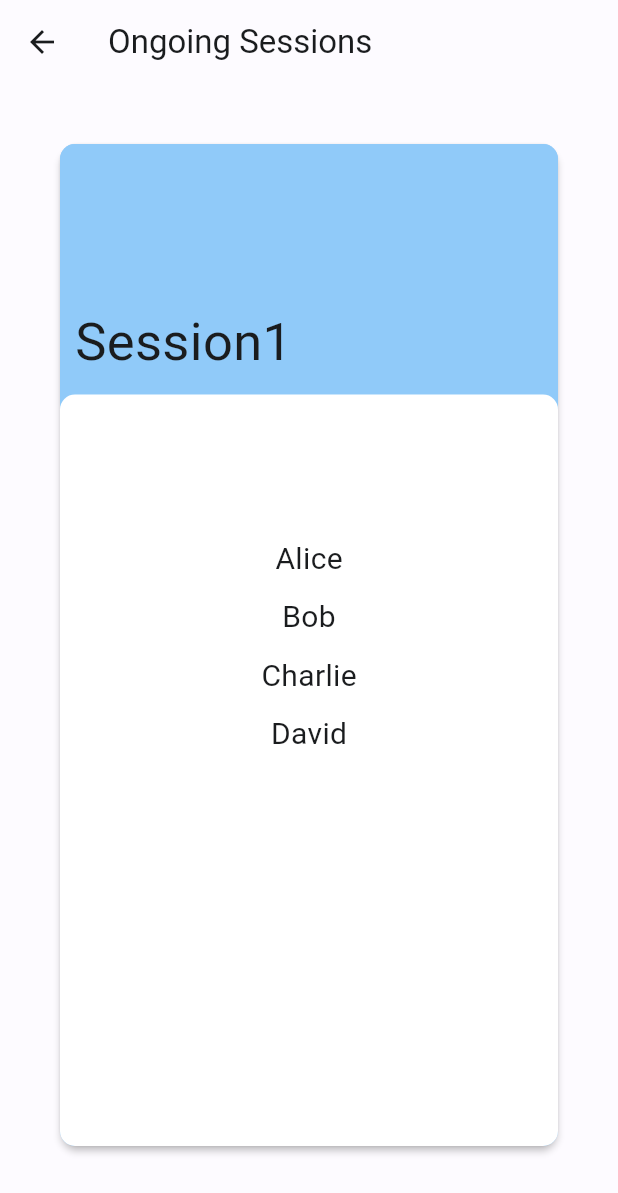
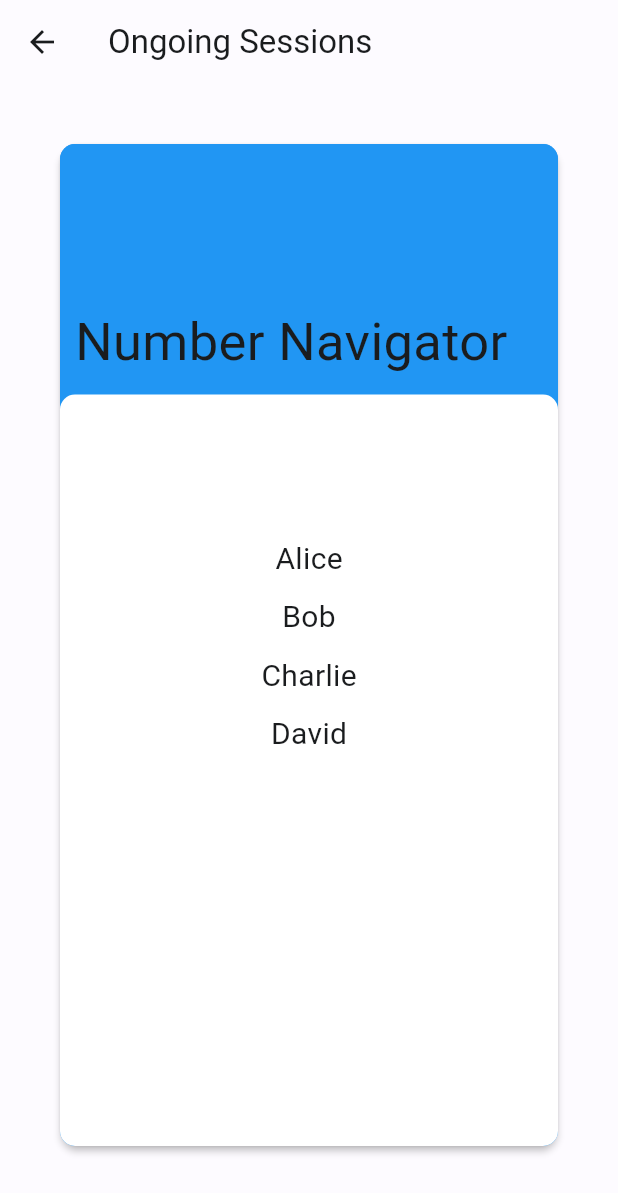
Before and after one commit to TeamNakamuradev/StudyR, a Flutter app: the Swiper screen opened directly, on a phone screen of 412 x 824 dp. Shown: the top 1193 px of the screen. Run offline on Flutter 3.47's test engine with Material 3 defaults, Android fonts, the phone set to English and light mode, and no system bars; drawn by our look-alikes of swipe_cards; our stand-ins replace dash_chat_2, file_picker, flutter_swiper_null_safety, jwt_decoder, pdf, shared_preferences; accounts and stored records are empty.

Commit message:
Update session names and colors

```diff
--- a/lib/screens/info.dart
+++ b/lib/screens/info.dart
@@ -79,39 +79,41 @@
 //   ));
 // }
 
-
-
 import 'package:flutter/material.dart';
 
 class CommunityInfoPage extends StatelessWidget {
   final List<Map<String, dynamic>> communities = [
     {
       'name': 'Computer Science',
-      'description': 'A community for computer science enthusiasts. Share your knowledge, ask questions, and discuss the latest trends in computer science.',
+      'description':
+          'A community for computer science enthusiasts. Share your knowledge, ask questions, and discuss the latest trends in computer science.',
       'admin': ['AdminUser1'],
       'users': ['User1', 'User2', 'User3'],
       'sessions': [
         {'name': 'Session1'},
         {'name': 'Session2'},
+        {'name': 'Session3'},
+        {'name': 'Session4'},
+        {'name': 'Session5'},
+        {'name': 'Session6'}
       ],
       'icon': Icons.computer,
-
     },
     {
       'name': 'Number Navigators',
-      'description': 'A community for mathematics enthusiasts. Explore the beauty of numbers, solve challenging problems, and discuss mathematical concepts with like-minded individuals.',
+      'description':
+          'A community for mathematics enthusiasts. Explore the beauty of numbers, solve challenging problems, and discuss mathematical concepts with like-minded individuals.',
       'admin': ['AdminUser2'],
       'users': ['User4', 'User5'],
       'icon': Icons.calculate,
-
     },
     {
       'name': 'Physics Enthusiasts',
-      'description': 'A community for those passionate about the study of matter, energy, and the interaction between them.',
+      'description':
+          'A community for those passionate about the study of matter, energy, and the interaction between them.',
       'admin': ['AdminUser3'],
       'users': ['User6', 'User7'],
       'icon': Icons.science,
-
     },
     {
       'name': 'Biology Buffs',
@@ -119,31 +121,30 @@ class CommunityInfoPage extends StatelessWidget {
       'admin': ['AdminUser4'],
       'users': ['User8', 'User9'],
       'icon': Icons.bug_report,
-
     },
     {
       'name': 'Chemistry Club',
-      'description':'A community for those interested in the study of the properties and behaviors of matter.',
+      'description':
+          'A community for those interested in the study of the properties and behaviors of matter.',
       'admin': ['AdminUser5'],
       'users': ['User10', 'User11'],
       'icon': Icons.science,
-
     },
     {
       'name': 'Astronomy Admriers',
-      'description': 'A community for those fascinated by the study of celestial objects, space, and the physical universe.',
+      'description':
+          'A community for those fascinated by the study of celestial objects, space, and the physical universe.',
       'admin': ['AdminUser6'],
       'users': ['User12', 'User13'],
       'icon': Icons.nights_stay,
-
     },
     {
-      'name':'cultural clubs',
-      'description': 'A community for cultural enthusiasts. Join us to celebrate and share cultural diversity through various events, discussions, and activities.',
-      'admin':['AdminUser7'],
-      'users':['User14','User15'],
-      'icon':Icons.emoji_events,
-
+      'name': 'cultural clubs',
+      'description':
+          'A community for cultural enthusiasts. Join us to celebrate and share cultural diversity through various events, discussions, and activities.',
+      'admin': ['AdminUser7'],
+      'users': ['User14', 'User15'],
+      'icon': Icons.emoji_events,
     }
   ];
 
@@ -151,10 +152,12 @@ class CommunityInfoPage extends StatelessWidget {
   Widget build(BuildContext context) {
     return Scaffold(
       appBar: AppBar(
-        title: Text('Community Info',style: TextStyle(color: Colors.black,fontSize: 20,fontWeight: FontWeight.bold),
-
-      ),
-      centerTitle: true,
+        title: Text(
+          'Community Info',
+          style: TextStyle(
+              color: Colors.black, fontSize: 20, fontWeight: FontWeight.bold),
+        ),
+        centerTitle: true,
       ),
       body: ListView.builder(
         itemCount: communities.length,
@@ -174,7 +177,8 @@ class CommunityInfoPage extends StatelessWidget {
                       SizedBox(width: 8),
                       Text(
                         community['name'],
-                        style: TextStyle(fontSize: 18, fontWeight: FontWeight.bold),
+                        style: TextStyle(
+                            fontSize: 18, fontWeight: FontWeight.bold),
                       ),
                     ],
                   ),
@@ -197,8 +201,6 @@ class CommunityInfoPage extends StatelessWidget {
                     ],
                   ),
                   SizedBox(height: 8),
-
-
                 ],
               ),
             ),
--- a/lib/screens/swipe_page.dart
+++ b/lib/screens/swipe_page.dart
@@ -63,7 +63,7 @@ class SwipePage extends StatelessWidget {
         itemBuilder: (BuildContext context, int index) {
           return new Image.asset(images[index], fit: BoxFit.fill);
         },
-        itemCount: images.length,
+        itemCount: 2,
         itemWidth: 300.0,
         layout: SwiperLayout.TINDER,
 
--- a/lib/utils/swiper.dart
+++ b/lib/utils/swiper.dart
@@ -34,10 +34,18 @@ class Swiper extends StatefulWidget {
 class _SwiperState extends State<Swiper> {
   List<SwipeItem> _swipeItems = [];
   late MatchEngine _matchEngine;
+  List<Color> _colors = [
+
+      Colors.blue,
+      Colors.red,
+      Colors.green,
+      Colors.yellow,
+      Colors.orange
+    ];
   late List<StudySession> sampleSessions = [
     StudySession(
       sessionID: '1',
-      sessionName: 'Math Study Group',
+      sessionName: 'Number Navigator',
       topics: ['Algebra', 'Geometry', 'Calculus'],
       members: ['Alice', 'Bob', 'Charlie', 'David'],
     ),
@@ -53,23 +61,36 @@ class _SwiperState extends State<Swiper> {
       topics: ['Ancient Civilizations', 'World Wars', 'Modern History'],
       members: ['Ivy', 'Jack', 'Katie', 'Liam'],
     ),
-    // Add more sessions as needed
+    StudySession(
+      sessionID: '4',
+      sessionName: 'Cultural Club',
+      topics: ['Languages', 'Cuisine', 'Traditions'],
+      members: ['kateryna', 'Jack', 'Katie', 'Liam'],
+    ),
+    StudySession(
+      sessionID: '5',
+      sessionName: 'Biology Buffs',
+      topics: ['Mutations', 'Genetics', 'Evolution'],
+      members: ['catherine', 'Jack', 'Katie', 'Liam'],
+    ),
+    StudySession(
+      sessionID: '6',
+      sessionName: 'Physics Pals',
+      topics: ['Quantum Mechanics', 'Relativity', 'Astrophysics'],
+      members: ['alex', 'Jack', 'Katie', 'Liam'],
+    ),
+
   ];
-
+  int _currentColorIndex = 0;
   @override
   void initState() {
     super.initState();
 
-    List<Color> _colors = [
-      Colors.red,
-      Colors.blue,
-      Colors.green,
-      Colors.yellow,
-      Colors.orange
-    ];
-    for (int i = 0; i < widget.sessions.length; i++) {
+
+
+    for (int i = 0; i < sampleSessions.length; i++) {
       _swipeItems.add(SwipeItem(
-          content: widget.sessions[0],
+          content: sampleSessions[i],
           likeAction: () {
             Navigator.of(context).push(
               MaterialPageRoute(builder: (context) {
@@ -91,9 +112,11 @@ class _SwiperState extends State<Swiper> {
           },
           onSlideUpdate: (region) async {
             print("Region $region");
-          }));
+          },
 
-      var members = widget.sessions[i].members.map((item) {
+          ));
+
+      var members = widget.sessions[0].members.map((item) {
         return Container(
           child: Column(
             children: [
@@ -117,6 +140,11 @@ class _SwiperState extends State<Swiper> {
     _matchEngine = MatchEngine(swipeItems: _swipeItems);
   }
 
+ Color getCurrentColor() {
+    return _colors[_currentColorIndex];
+  }
+
+
   @override
   Widget build(BuildContext context) {
     return Scaffold(
@@ -128,12 +156,13 @@ class _SwiperState extends State<Swiper> {
         child: SwipeCards(
           matchEngine: _matchEngine,
           itemBuilder: (BuildContext context, int index) {
+             final currentColor = getCurrentColor();
             return Card(
               elevation: 2,
               child: Container(
                 decoration: BoxDecoration(
                   borderRadius: BorderRadius.circular(10),
-                  color: Colors.blue[200],
+                  color:currentColor,
                 ),
                 child: Column(
                   crossAxisAlignment: CrossAxisAlignment.stretch,
@@ -144,7 +173,7 @@ class _SwiperState extends State<Swiper> {
                       child: Container(
                         alignment: Alignment.bottomLeft,
                         decoration: BoxDecoration(
-                          color: Colors.blue[200],
+                          color:currentColor,
                           borderRadius: BorderRadius.only(
                             topLeft: Radius.circular(10),
                             topRight: Radius.circular(10),
```
